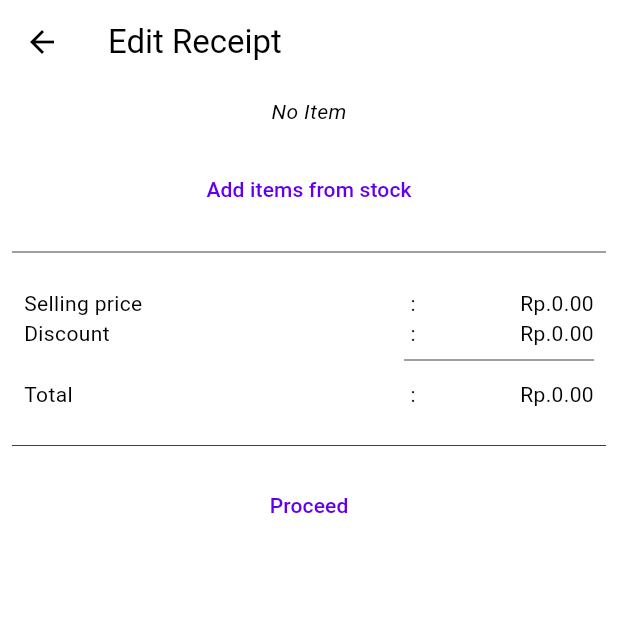
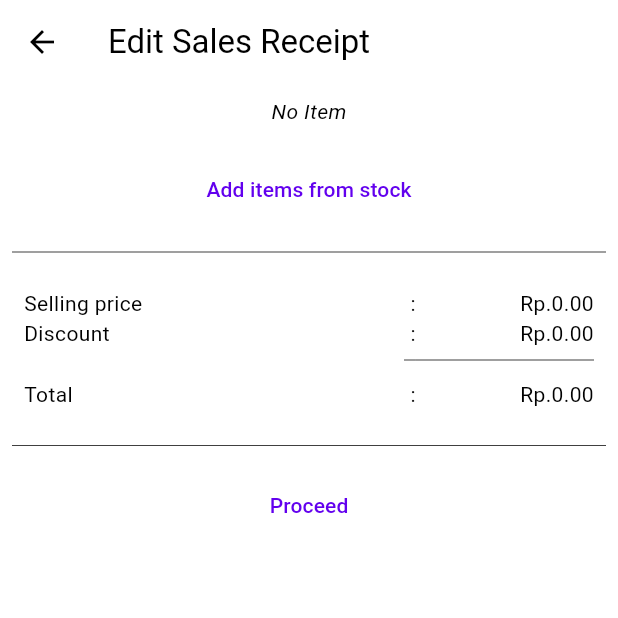
Before and after one commit to farids13/pos, a Flutter app: the screen it shows after launch, after a tap on the "point of sale" icon, on a phone screen of 412 x 824 dp, the top half of it. Run offline on Flutter 3.47's test engine with Material 3 defaults, Android fonts, the phone set to English and light mode, and no system bars; our stand-ins replace faker, flutter_riverpod, isar; missing offline and left inert: mobile_scanner; accounts and stored records are empty; generated files the repository leaves out were written again.

Commit message:
Refactored CashierHomePage to separate menu building logic and updated SalesManagementScreen to display journal type.
This commit introduces the following changes:

Extracted the logic for building the cashier home page menu into a separate function _buildMenu.
Updated SalesManagementScreen to display the journal type in the title based on the selected journal.
Updated prepareJournalListTiles to include an optional state parameter and pass it to the ReceiptTile widget.
Added call to ref.invalidate(isarProvider) in SalesManagementScreen after navigation to potentially trigger a data refresh.
These changes improve code organization and maintainability.

```diff
--- a/lib/modules/dashboard/dashboard_screen.dart
+++ b/lib/modules/dashboard/dashboard_screen.dart
@@ -27,124 +27,7 @@ class _CashierHomePage extends ConsumerState<CashierHomePage> {
   Widget build(BuildContext context) {
     var primaryColor = Theme.of(context).colorScheme.primary;
     List<Widget> menus = [];
-    menus = [
-      Expanded(
-        child: Padding(
-          padding: const EdgeInsets.all(2.0),
-          child: TextButton(
-            style: TextButton.styleFrom(
-              side: BorderSide(width: 1, color: primaryColor),
-            ),
-            onPressed: () {
-              Navigator.of(context)
-                  .push(
-                    MaterialPageRoute(
-                        builder: (_) => const IncomingGoodsListScreen()),
-                  )
-                  .then((val) =>
-                      val != null ? (val ? _getRequests() : null) : null);
-            },
-            child: const Padding(
-              padding: EdgeInsets.symmetric(
-                horizontal: 4,
-                vertical: 2,
-              ),
-              child: Text(
-                textAlign: TextAlign.center,
-                "In",
-              ),
-            ),
-          ),
-        ),
-      ),
-      Expanded(
-        child: Padding(
-          padding: const EdgeInsets.all(2.0),
-          child: TextButton(
-            style: TextButton.styleFrom(
-              side: BorderSide(width: 1, color: primaryColor),
-            ),
-            onPressed: () {
-              Navigator.of(context)
-                  .push(
-                    MaterialPageRoute(
-                        builder: (_) => const OutgoingGoodsListScreen()),
-                  )
-                  .then((val) =>
-                      val != null ? (val ? _getRequests() : null) : null);
-            },
-            child: const Padding(
-              padding: EdgeInsets.symmetric(
-                horizontal: 4,
-                vertical: 2,
-              ),
-              child: Text(
-                textAlign: TextAlign.center,
-                "Out",
-              ),
-            ),
-          ),
-        ),
-      ),
-      Expanded(
-        child: Padding(
-          padding: const EdgeInsets.all(2.0),
-          child: TextButton(
-            style: TextButton.styleFrom(
-              side: BorderSide(width: 1, color: primaryColor),
-            ),
-            onPressed: () {
-              Navigator.of(context)
-                  .push(
-                    MaterialPageRoute(
-                        builder: (_) => const MovingGoodsListScreen()),
-                  )
-                  .then((val) =>
-                      val != null ? (val ? _getRequests() : null) : null);
-            },
-            child: const Padding(
-              padding: EdgeInsets.symmetric(
-                horizontal: 4,
-                vertical: 2,
-              ),
-              child: Text(
-                textAlign: TextAlign.center,
-                "Move",
-              ),
-            ),
-          ),
-        ),
-      ),
-      Expanded(
-        child: Padding(
-          padding: const EdgeInsets.all(2.0),
-          child: TextButton(
-            style: TextButton.styleFrom(
-              side: BorderSide(width: 1, color: primaryColor),
-            ),
-            onPressed: () {
-              Navigator.of(context)
-                  .push(
-                    MaterialPageRoute(
-                        builder: (_) => const ProductListScreen()),
-                  )
-                  .then((val) =>
-                      val != null ? (val ? _getRequests() : null) : null);
-            },
-            child: const Padding(
-              padding: EdgeInsets.symmetric(
-                horizontal: 4,
-                vertical: 2,
-              ),
-              child: Text(
-                textAlign: TextAlign.center,
-                "Product",
-              ),
-            ),
-          ),
-        ),
-      ),
-    ];
+    menus = _buildMenu(primaryColor, context);
 
     List<Widget> data = [];
 
@@ -284,7 +167,6 @@ class _CashierHomePage extends ConsumerState<CashierHomePage> {
                 ),
         ),
       );
-
       data.add(
         Padding(
           padding: const EdgeInsets.only(top: 8.0),
@@ -313,7 +195,8 @@ class _CashierHomePage extends ConsumerState<CashierHomePage> {
                   ),
                 )
               : Column(
-                  children: prepareJournalListTiles(context, salesPostedToday),
+                  children:
+                      prepareJournalListTiles(context, salesPostedToday, this),
                 ),
         ),
       );
@@ -379,6 +262,127 @@ class _CashierHomePage extends ConsumerState<CashierHomePage> {
         child: const Icon(Icons.point_of_sale),
       ),
     );
+  }
+
+  List<Widget> _buildMenu(Color primaryColor, BuildContext context) {
+    return [
+      Expanded(
+        child: Padding(
+          padding: const EdgeInsets.all(2.0),
+          child: TextButton(
+            style: TextButton.styleFrom(
+              side: BorderSide(width: 1, color: primaryColor),
+            ),
+            onPressed: () {
+              Navigator.of(context)
+                  .push(
+                    MaterialPageRoute(
+                        builder: (_) => const IncomingGoodsListScreen()),
+                  )
+                  .then((val) =>
+                      val != null ? (val ? _getRequests() : null) : null);
+            },
+            child: const Padding(
+              padding: EdgeInsets.symmetric(
+                horizontal: 4,
+                vertical: 2,
+              ),
+              child: Text(
+                textAlign: TextAlign.center,
+                "In",
+              ),
+            ),
+          ),
+        ),
+      ),
+      Expanded(
+        child: Padding(
+          padding: const EdgeInsets.all(2.0),
+          child: TextButton(
+            style: TextButton.styleFrom(
+              side: BorderSide(width: 1, color: primaryColor),
+            ),
+            onPressed: () {
+              Navigator.of(context)
+                  .push(
+                    MaterialPageRoute(
+                        builder: (_) => const OutgoingGoodsListScreen()),
+                  )
+                  .then((val) =>
+                      val != null ? (val ? _getRequests() : null) : null);
+            },
+            child: const Padding(
+              padding: EdgeInsets.symmetric(
+                horizontal: 4,
+                vertical: 2,
+              ),
+              child: Text(
+                textAlign: TextAlign.center,
+                "Out",
+              ),
+            ),
+          ),
+        ),
+      ),
+      Expanded(
+        child: Padding(
+          padding: const EdgeInsets.all(2.0),
+          child: TextButton(
+            style: TextButton.styleFrom(
+              side: BorderSide(width: 1, color: primaryColor),
+            ),
+            onPressed: () {
+              Navigator.of(context)
+                  .push(
+                    MaterialPageRoute(
+                        builder: (_) => const MovingGoodsListScreen()),
+                  )
+                  .then((val) =>
+                      val != null ? (val ? _getRequests() : null) : null);
+            },
+            child: const Padding(
+              padding: EdgeInsets.symmetric(
+                horizontal: 4,
+                vertical: 2,
+              ),
+              child: Text(
+                textAlign: TextAlign.center,
+                "Move",
+              ),
+            ),
+          ),
+        ),
+      ),
+      Expanded(
+        child: Padding(
+          padding: const EdgeInsets.all(2.0),
+          child: TextButton(
+            style: TextButton.styleFrom(
+              side: BorderSide(width: 1, color: primaryColor),
+            ),
+            onPressed: () {
+              Navigator.of(context)
+                  .push(
+                    MaterialPageRoute(
+                        builder: (_) => const ProductListScreen()),
+                  )
+                  .then((val) =>
+                      val != null ? (val ? _getRequests() : null) : null);
+            },
+            child: const Padding(
+              padding: EdgeInsets.symmetric(
+                horizontal: 4,
+                vertical: 2,
+              ),
+              child: Text(
+                textAlign: TextAlign.center,
+                "Product",
+              ),
+            ),
+          ),
+        ),
+      ),
+    ];
   }
 
   void _createNewReceipt(BuildContext context) {
--- a/lib/modules/transactions/sales/sales_management_screen.dart
+++ b/lib/modules/transactions/sales/sales_management_screen.dart
@@ -16,7 +16,6 @@ class SalesManagementScreen extends ConsumerStatefulWidget {
 }
 
 class _SalesManagementScreenState extends ConsumerState<SalesManagementScreen> {
-  double _totalSales = 0;
   final double _discount = 0;
 
   bool _isClosed = false;
@@ -26,7 +25,6 @@ class _SalesManagementScreenState extends ConsumerState<SalesManagementScreen> {
   @override
   void initState() {
     super.initState();
-    // calculateTransactionValue();
   }
 
   @override
@@ -34,17 +32,44 @@ class _SalesManagementScreenState extends ConsumerState<SalesManagementScreen> {
     NumberFormat numberFormat = NumberFormat("#,##0.00", "en_US");
     selectedJournal = ref.watch(selectedJournalProvider);
 
+    String journalType = "";
+
     if (selectedJournal.journal.journalStatus == JournalStatus.posted) {
       setState(() {
         _isClosed = true;
       });
     }
 
-    calculateTransactionValue();
+    switch (selectedJournal.journal.journalType) {
+      case JournalType.incoming:
+        journalType = "Incoming Goods";
+        break;
+      case JournalType.outgoing:
+        journalType = "Outgoing Goods";
+        break;
+      case JournalType.purchase:
+        journalType = "Purchasing";
+        break;
+      case JournalType.sale:
+        journalType = "Sales";
+        break;
+      case JournalType.startingStock:
+        journalType = "Starting Stock";
+        break;
+      case JournalType.stockAdjustment:
+        journalType = "Stock Adjustment";
+        break;
+      default:
+        journalType = "";
+        break;
+    }
+
+    totalSales();
 
     selectedJournal.journal.details.loadSync();
 
-    var title = _isClosed ? "Receipt Posted" : "Edit Receipt";
+    var title =
+        _isClosed ? "$journalType Receipt Posted" : "Edit $journalType Receipt";
 
     return Scaffold(
         appBar: AppBar(
@@ -124,7 +149,7 @@ class _SalesManagementScreenState extends ConsumerState<SalesManagementScreen> {
                         textAlign: TextAlign.end,
                       ),
                       Text(
-                        "Rp.${numberFormat.format(_totalSales)}",
+                        "Rp.${numberFormat.format(totalSales())}",
                         textAlign: TextAlign.end,
                       ),
                     ],
@@ -157,7 +182,7 @@ class _SalesManagementScreenState extends ConsumerState<SalesManagementScreen> {
                         textAlign: TextAlign.end,
                       ),
                       Text(
-                        "Rp.${numberFormat.format(_totalSales - _discount)}",
+                        "Rp.${numberFormat.format(totalSales() - _discount)}",
                         textAlign: TextAlign.end,
                       ),
                     ],
@@ -180,12 +205,12 @@ class _SalesManagementScreenState extends ConsumerState<SalesManagementScreen> {
         ));
   }
 
-  void calculateTransactionValue() {
-    setState(() {
-      _totalSales = 0;
-      for (var jd in selectedJournal.journal.details) {
-        _totalSales += jd.price * jd.amount;
-      }
-    });
+  double totalSales() {
+    var tmp = 0.0;
+    for (var jd in selectedJournal.journal.details) {
+      tmp += jd.price * jd.amount;
+    }
+
+    return tmp;
   }
 }
--- a/lib/utils/helpers/prepare_journal_list_tiles.dart
+++ b/lib/utils/helpers/prepare_journal_list_tiles.dart
@@ -1,3 +1,4 @@
+import 'package:cashier_app/main.dart';
 import 'package:flutter/material.dart';
 import 'package:flutter_riverpod/flutter_riverpod.dart';
 import 'package:intl/intl.dart';
@@ -8,14 +9,15 @@ import '../../modules/transactions/sales/sales_management_screen.dart';
 import '../../states/selected_journal_provider.dart';
 
 List<Widget> prepareJournalListTiles(
-    BuildContext context, List<Journal> journals) {
+    BuildContext context, List<Journal> journals,
+    [ConsumerState<ConsumerStatefulWidget>? state]) {
   List<Widget> result = [];
 
-  for (var item in journals) {
+  for (var journal in journals) {
     var value = 0.0;
     List<Product> productInReceipt = [];
-    item.details.loadSync();
-    for (var detail in item.details) {
+    journal.details.loadSync();
+    for (var detail in journal.details) {
       if (detail.product.value != null &&
           !productInReceipt
               .any((item) => item.id == detail.product.value?.id)) {
@@ -25,22 +27,29 @@ List<Widget> prepareJournalListTiles(
     }
     productInReceipt = productInReceipt.toSet().toList();
     result.add(ReceiptTile(
-        item: item, productInReceipt: productInReceipt, value: value));
+        journal: journal,
+        productInReceipt: productInReceipt,
+        value: value,
+        state: state));
   }
+
   return result;
 }
 
 class ReceiptTile extends ConsumerWidget {
   const ReceiptTile({
     super.key,
-    required this.item,
+    required this.journal,
     required this.productInReceipt,
     required this.value,
+    this.state,
   });
 
-  final Journal item;
+  final Journal journal;
   final List<Product> productInReceipt;
   final double value;
+
+  final ConsumerState<ConsumerStatefulWidget>? state;
 
   @override
   Widget build(BuildContext context, WidgetRef ref) {
@@ -48,18 +57,20 @@ class ReceiptTile extends ConsumerWidget {
       child: ListTile(
         onTap: () {
           SelectedJournal selectedJournal = ref.watch(selectedJournalProvider);
-          selectedJournal.journal = item;
+          selectedJournal.journal = journal;
           Navigator.of(context)
               .push(
-            MaterialPageRoute(builder: (_) => const SalesManagementScreen()),
-          );
+                MaterialPageRoute(
+                    builder: (_) => const SalesManagementScreen()),
+              )
+              .then((value) => ref.invalidate(isarProvider));
         },
-        title: Text(item.code),
+        title: Text(journal.code),
         subtitle: Row(
           children: [
             Flexible(
               child: Text(
-                  "${DateFormat('yyyy/MM/dd kk:mm').format(item.created)} | ${productInReceipt.length} product in receipt"),
+                  "${DateFormat('yyyy/MM/dd kk:mm').format(journal.created)} | ${productInReceipt.length} product in receipt"),
             ),
           ],
         ),
@@ -73,7 +84,7 @@ class ReceiptTile extends ConsumerWidget {
 
   void popUpDisplay(BuildContext context) {
     List<TableRow> tableData = [];
-    for (var detail in item.details) {
+    for (var detail in journal.details) {
       tableData.add(
         TableRow(
           children: [
@@ -132,7 +143,7 @@ class ReceiptTile extends ConsumerWidget {
         context: context,
         builder: (context) => AlertDialog(
               title: Text(
-                item.code,
+                journal.code,
                 textAlign: TextAlign.end,
               ),
               content: t,
--- a/lib/widgets/products/search_and_add_product.dart
+++ b/lib/widgets/products/search_and_add_product.dart
@@ -220,6 +220,7 @@ class _SearchAndAddProduct extends ConsumerState<SearchAndAddProduct> {
                 isar?.writeTxnSync(() => j.details.saveSync());
                 selectedJournal.journal = j;
               });
+              ref.invalidate(isarProvider);
               Navigator.of(context).pop();
             }
           },
```
